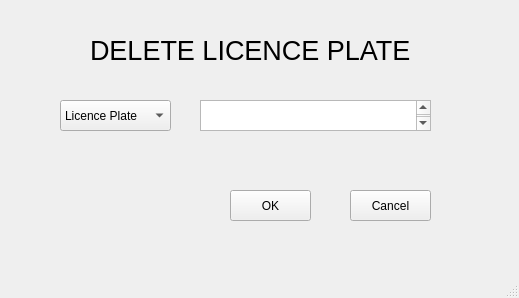
tuyen1601/manager_app, file deleteLP.ui: the form before one commit.
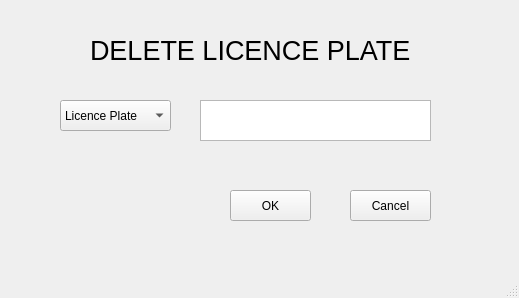
The form after the commit.

Patch:
```diff
--- a/deleteLP.ui
+++ b/deleteLP.ui
@@ -38,20 +38,20 @@
       <x>200</x>
       <y>100</y>
       <width>231</width>
-      <height>31</height>
+      <height>41</height>
      </rect>
     </property>
     <property name="font">
      <font>
-      <pointsize>9</pointsize>
+      <pointsize>15</pointsize>
      </font>
     </property>
     <property name="html">
      <string>&lt;!DOCTYPE HTML PUBLIC &quot;-//W3C//DTD HTML 4.0//EN&quot; &quot;http://www.w3.org/TR/REC-html40/strict.dtd&quot;&gt;
 &lt;html&gt;&lt;head&gt;&lt;meta name=&quot;qrichtext&quot; content=&quot;1&quot; /&gt;&lt;style type=&quot;text/css&quot;&gt;
 p, li { white-space: pre-wrap; }
-&lt;/style&gt;&lt;/head&gt;&lt;body style=&quot; font-family:'Sans Serif'; font-size:9pt; font-weight:400; font-style:normal;&quot;&gt;
-&lt;p style=&quot;-qt-paragraph-type:empty; margin-top:0px; margin-bottom:0px; margin-left:0px; margin-right:0px; -qt-block-indent:0; text-indent:0px; font-size:15pt;&quot;&gt;&lt;br /&gt;&lt;/p&gt;&lt;/body&gt;&lt;/html&gt;</string>
+&lt;/style&gt;&lt;/head&gt;&lt;body style=&quot; font-family:'Sans Serif'; font-size:15pt; font-weight:400; font-style:normal;&quot;&gt;
+&lt;p style=&quot;-qt-paragraph-type:empty; margin-top:0px; margin-bottom:0px; margin-left:0px; margin-right:0px; -qt-block-indent:0; text-indent:0px;&quot;&gt;&lt;br /&gt;&lt;/p&gt;&lt;/body&gt;&lt;/html&gt;</string>
     </property>
    </widget>
    <widget class="QComboBox" name="cbb">
```
